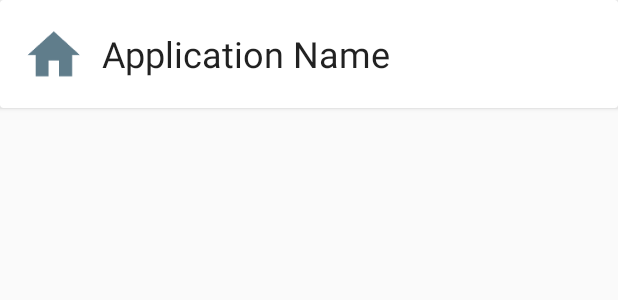
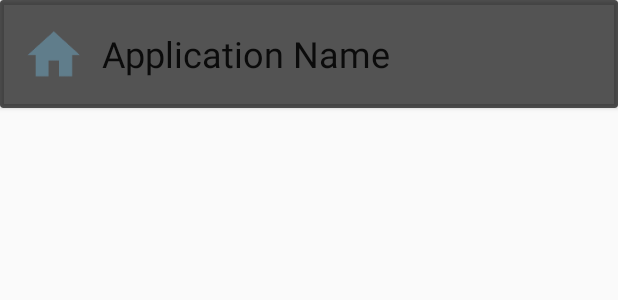
Before and after one commit to randallmitchell/simplehomescreen, an Android app: the layout linear_launchable_list_item.xml on its own in the app's theme, with its tools: preview values and no code run, on a phone screen of 412 x 824 dp. Shown: the top 300 px of the screen. Run offline under Robolectric (Android 15) with nearby library versions, the phone set to English and light mode, and no system bars.

Commit message:
#10 Support Homescreen background image.

```diff
--- a/app/src/main/AndroidManifest.xml
+++ b/app/src/main/AndroidManifest.xml
@@ -10,7 +10,9 @@
         android:supportsRtl="true"
         android:theme="@style/AppTheme">
 
-        <activity android:name=".activity.ListLauncherAppsActivity">
+        <activity
+            android:name=".activity.ListLauncherAppsActivity"
+            android:theme="@android:style/Theme.Wallpaper" >
 
             <intent-filter>
                 <action android:name="android.intent.action.MAIN"/>
--- a/app/src/main/java/com/methodsignature/simplehomescreen/activity/ListLauncherAppsActivity.java
+++ b/app/src/main/java/com/methodsignature/simplehomescreen/activity/ListLauncherAppsActivity.java
@@ -4,6 +4,7 @@ import android.app.Activity;
 import android.content.Intent;
 import android.net.Uri;
 import android.os.Bundle;
+import android.view.Window;
 import android.widget.Toast;
 
 import com.methodsignature.simplehomescreen.R;
@@ -35,6 +36,7 @@ public class ListLauncherAppsActivity extends Activity {
     @Override
     public void onCreate(Bundle savedInstanceState) {
         super.onCreate(savedInstanceState);
+        this.requestWindowFeature(Window.FEATURE_NO_TITLE);
         setContentView(R.layout.list_launcher_apps_activity);
 
         ButterKnife.bind(this);
--- a/app/src/main/res/layout/linear_launchable_list_item.xml
+++ b/app/src/main/res/layout/linear_launchable_list_item.xml
@@ -5,7 +5,9 @@
     android:layout_width="match_parent"
     android:layout_height="wrap_content"
     card_view:cardCornerRadius="2dp"
-    card_view:cardElevation="2dp">
+    card_view:cardElevation="2dp"
+    card_view:cardBackgroundColor="@color/translucentBlack"
+    >
 
     <LinearLayout
         android:layout_width="match_parent"
--- a/app/src/main/res/values/colors.xml
+++ b/app/src/main/res/values/colors.xml
@@ -3,4 +3,5 @@
     <color name="colorPrimary">#3F51B5</color>
     <color name="colorPrimaryDark">#303F9F</color>
     <color name="colorAccent">#FF4081</color>
+    <color name="translucentBlack">#AA000000</color>
 </resources>
--- a/app/src/main/res/values/styles.xml
+++ b/app/src/main/res/values/styles.xml
@@ -6,6 +6,7 @@
         <item name="colorPrimary">@color/colorPrimary</item>
         <item name="colorPrimaryDark">@color/colorPrimaryDark</item>
         <item name="colorAccent">@color/colorAccent</item>
+        <item name="android:windowShowWallpaper">true</item>
     </style>
 
 </resources>
```
